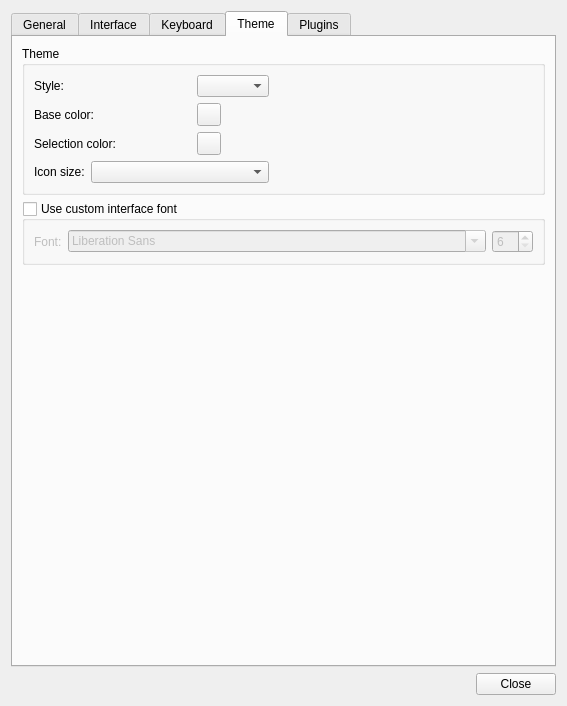
The window that src/tiled/preferencesdialog.ui (mapeditor/tiled) describes before a commit, drawn with Qt 5.
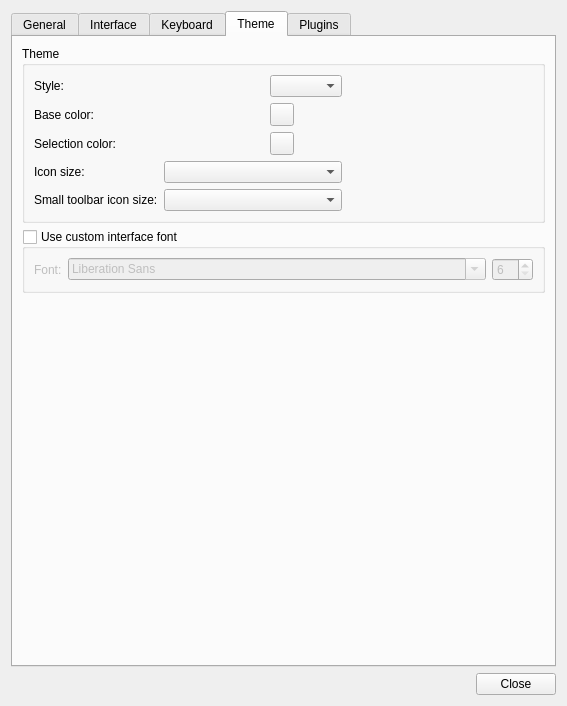
The same window after the commit. The open tabs and pages were chosen to show the change. Custom widgets are drawn as their Qt base class.

Commit message: icon size customization

Patch:
```diff
--- a/src/tiled/preferencesdialog.ui
+++ b/src/tiled/preferencesdialog.ui
@@ -545,6 +545,19 @@
            <item row="3" column="1" colspan="2">
             <widget class="QComboBox" name="iconSizeCombo"/>
            </item>
+           <item row="4" column="0">
+            <widget class="QLabel" name="smallToolbarIconSizeLabel">
+             <property name="text">
+              <string>Small toolbar icon size:</string>
+             </property>
+             <property name="buddy">
+              <cstring>smallToolbarIconSizeCombo</cstring>
+             </property>
+            </widget>
+           </item>
+           <item row="4" column="1" colspan="2">
+            <widget class="QComboBox" name="smallToolbarIconSizeCombo"/>
+           </item>
           </layout>
         </widget>
        </item>
```
Left out of the diff: 1 changed line with no effect on the pictures. The commit also changes 6 other files.
